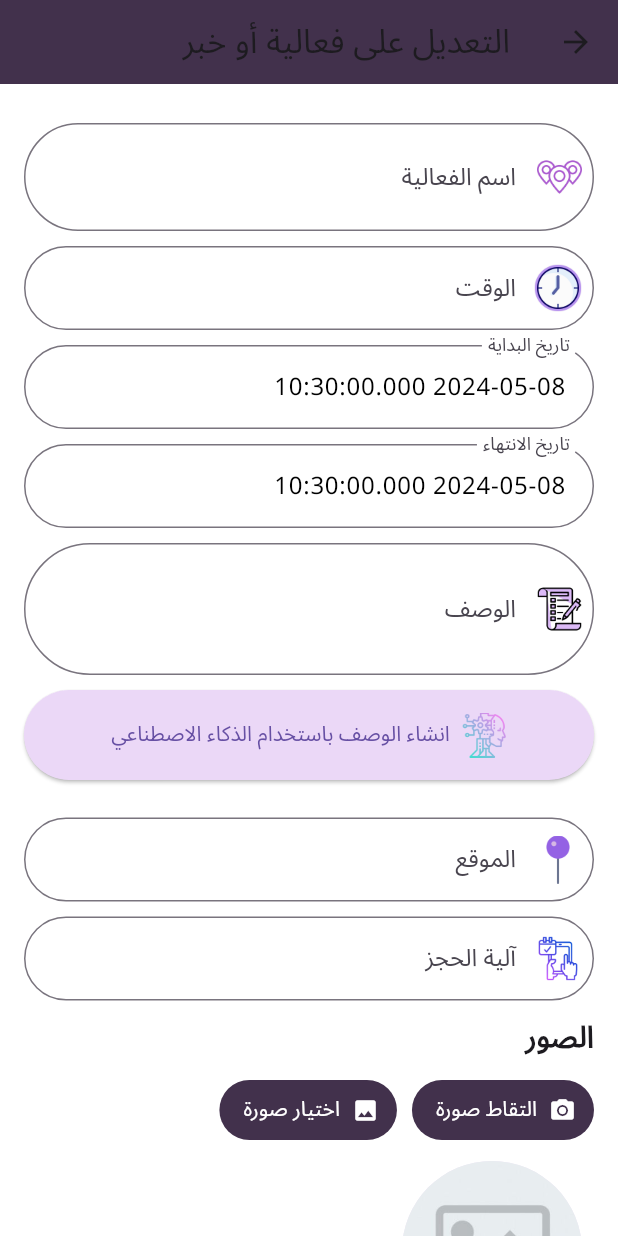
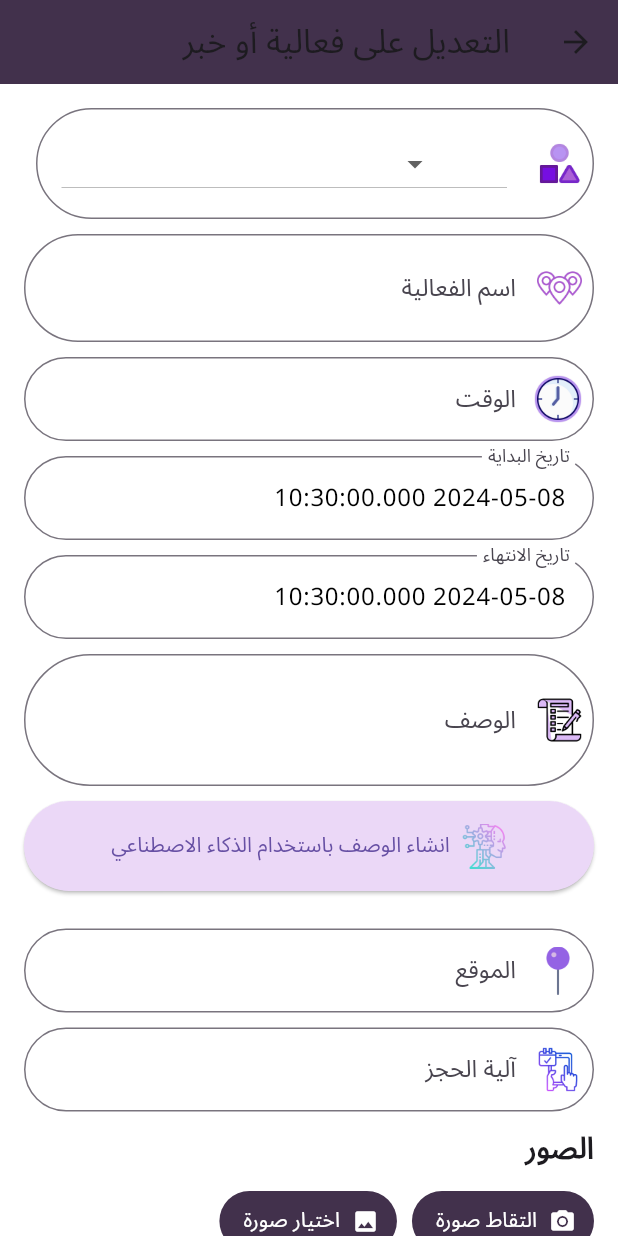
Before and after one commit to DanaAlotay/2023-GP1-9, a Flutter app: the AdminEditEvent screen opened directly with empty values, on a phone screen of 412 x 824 dp. Run offline on Flutter 3.47's test engine with Material 3 defaults, Android fonts, the phone set to English and light mode, and no system bars; our stand-ins replace animate_do, carousel_slider, cloud_firestore, firebase_auth, firebase_core, firebase_storage and 5 more; missing offline and left inert: dart:ffi; accounts and stored records are empty.

Commit message:
editEvent

```diff
--- a/riyadh_guide-main1/lib/screens/adminEditEvent.dart
+++ b/riyadh_guide-main1/lib/screens/adminEditEvent.dart
@@ -26,6 +26,16 @@ class _AdminEditEventState extends State<AdminEditEvent> {
   TextEditingController _locationController = TextEditingController();
   TextEditingController _nameController = TextEditingController();
   TextEditingController _reservationController = TextEditingController();
+  TextEditingController _classificationController = TextEditingController();
+
+  List<String> _classification = [
+  'مغامرات',
+    'افتتاحات',
+    'عروض',
+    'حفلات',
+];
+
+String? _selectedClassification;
 
   List<File> _images = []; // List to store picked images
   bool isDefaultImageSelected =
@@ -36,7 +46,7 @@ class _AdminEditEventState extends State<AdminEditEvent> {
   void initState() {
     super.initState();
     // Set initial values for text controllers with data from widget.eventData
-
+    _selectedClassification = widget.eventData['classification'] ?? null;
     _nameController.text = widget.eventData['name'] ?? '';
     _timeController.text = widget.eventData['time'] ?? '';
     _startdateController.text = widget.eventData['start_date']?.toDate().toString() ?? '';
@@ -77,7 +87,7 @@ void downloadImages(List<String> imageUrls) async {
 // Function to add event to Firestore
   void _addEventToFirestore() async {
      // Validate if all fields are not empty
-  if (_startdateController.text.isEmpty ||
+  if (_selectedClassification == null || _startdateController.text.isEmpty ||
       _timeController.text.isEmpty ||
       _descriptionController.text.isEmpty ||
       _endDateController.text.isEmpty ||
@@ -119,6 +129,7 @@ void downloadImages(List<String> imageUrls) async {
     List<String> imageUrls = await uploadImages();
   // Update event details in Firestore
   FirebaseFirestore.instance.collection('event').doc(widget.eventData.id).update({
+    'classification':_selectedClassification,
     'name': _nameController.text,
     'time': _timeController.text,
     'start_date': startTimestamp,
@@ -293,6 +304,60 @@ Future<String?> getApiKey() async {
               crossAxisAlignment: CrossAxisAlignment.stretch,
               children: [
 // Text form fields for event details
+Row(
+  children: [
+    Expanded(
+      child: InputDecorator(
+        decoration: InputDecoration(
+          border: OutlineInputBorder(
+            borderRadius: BorderRadius.circular(50.0),
+          ),
+          prefixIcon: Padding(
+            padding: EdgeInsets.all(8.0),
+            child: Row(
+              mainAxisSize: MainAxisSize.min,
+              children: [
+                Image.asset(
+                  'lib/icons/c.jpeg',
+                  width: 30,
+                  height: 30,
+                ),
+                SizedBox(width: 8),
+
+              ],
+            ),
+          ),
+          contentPadding:
+              EdgeInsets.symmetric(vertical: 13.0, horizontal: 13.0),
+        ),
+        child: DropdownButton<String>(
+          value: _selectedClassification,
+          icon: Icon(Icons.arrow_drop_down),
+          iconSize: 24,
+          elevation: 16,
+          style: TextStyle(fontSize: 15, color: Colors.black),
+          onChanged: (String? newValue) {
+            setState(() {
+              _selectedClassification = newValue!;
+            });
+          },
+          items: <String>[
+            'مغامرات',
+            'افتتاحات',
+            'عروض',
+            'حفلات',
+          ].map<DropdownMenuItem<String>>((String value) {
+            return DropdownMenuItem<String>(
+              value: value,
+              child: Text(value),
+            );
+          }).toList(),
+        ),
+      ),
+    ),
+    SizedBox(width: 8), // Spacer
+  ],
+),
 
             SizedBox(height: 10),
             TextFormField(
```
Also changed, not shown: riyadh_guide-main1/lib/screens/adminAddEvnt.dart (+12 -12 lines).
